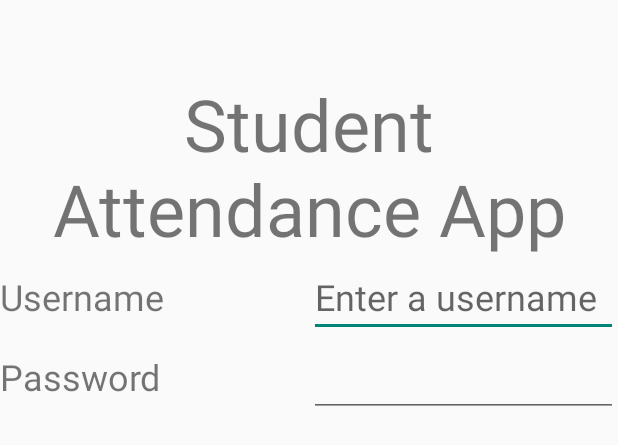
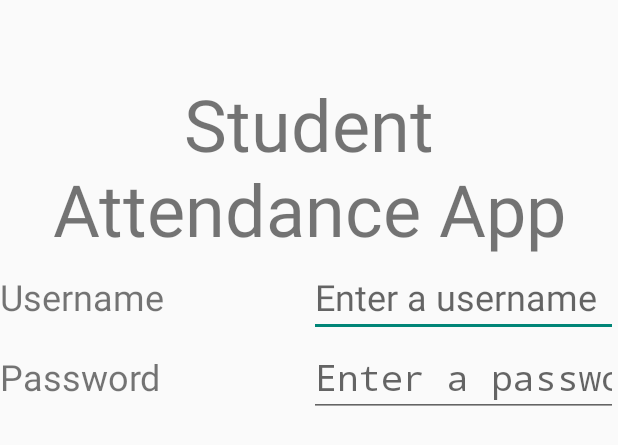
Before and after one commit to tun67213/AttendanceTracker, an Android app built with Jetpack Compose: the layout activity_main.xml on its own in the app's theme, with its tools: preview values and no code run, on a phone screen of 412 x 824 dp. Shown: the top 445 px of the screen. Run offline under Robolectric (Android 15) with nearby library versions, the phone set to English and light mode, and no system bars.

Commit message:
Updated to display hint

```diff
--- a/AndroidStudio/app/src/main/res/layout/activity_main.xml
+++ b/AndroidStudio/app/src/main/res/layout/activity_main.xml
@@ -66,7 +66,8 @@
                 android:layout_height="wrap_content"
                 android:layout_weight="1"
                 android:ems="10"
-                android:inputType="text"
+                android:inputType="textPassword"
+                android:hint="@string/password_hint"
                 android:textSize="24sp" />
         </LinearLayout>
     </LinearLayout>
```
